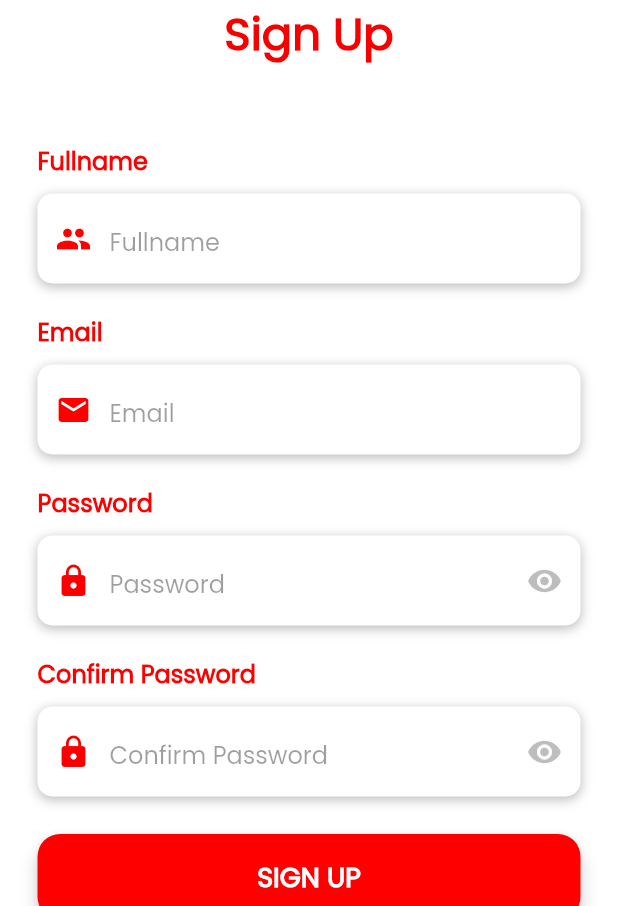
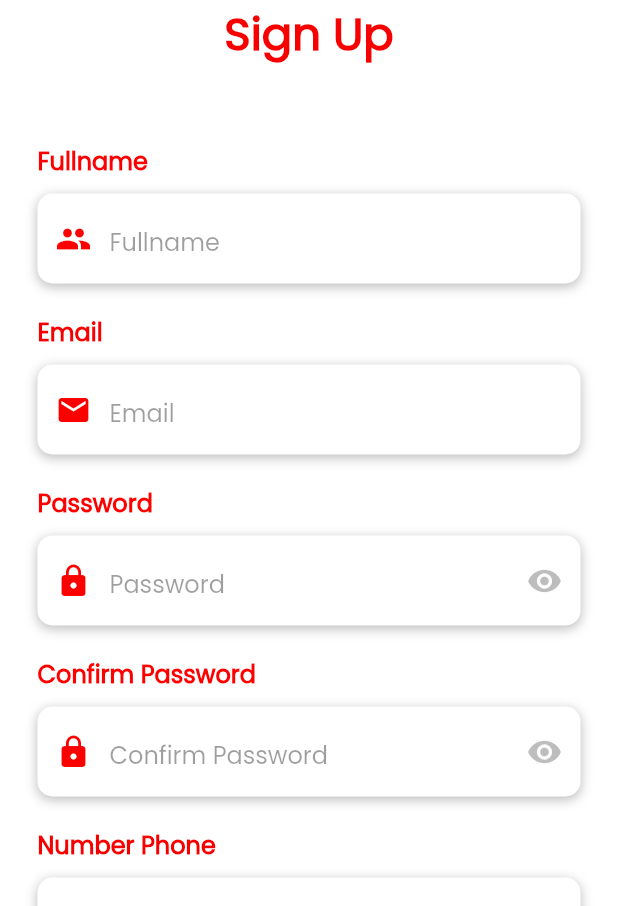
Before and after one commit to rifaldho2001/RentCar, a Flutter app: the SignUp screen opened directly, on a phone screen of 412 x 824 dp, the part 330-1236 px from its top. Run offline on Flutter 3.47's test engine with Material 2 defaults, Android fonts, the phone set to English and light mode, and no system bars; our stand-ins replace animated_splash_screen.

Commit message:
fix login

```diff
--- a/lib/Login/signup.dart
+++ b/lib/Login/signup.dart
@@ -250,6 +250,56 @@ class _SignUpScreen extends State<SignUp> {
     );
   }
 
+  Widget inputNumberPhone() {
+    return Column(
+      crossAxisAlignment: CrossAxisAlignment.start,
+      children: [
+        Text(
+          "Number Phone",
+          style: TextStyle(
+              fontSize: 16,
+              color: Color.fromARGB(255, 246, 0, 0),
+              fontWeight: FontWeight.bold
+          ),
+        ),
+        SizedBox(height: 10),
+        Container(
+          alignment: Alignment.centerLeft,
+          decoration: BoxDecoration(
+              color: Colors.white,
+              borderRadius: BorderRadius.circular(10),
+              boxShadow: [
+                BoxShadow(
+                    color: Colors.black26,
+                    blurRadius: 6,
+                    offset: Offset(0,2)
+                )
+              ]
+          ),
+          height: 60,
+          child: TextField(
+            keyboardType: TextInputType.emailAddress,
+            style: TextStyle(
+                color: Colors.black87
+            ),
+            decoration: InputDecoration(
+                border: InputBorder.none,
+                contentPadding: EdgeInsets.only(top: 14),
+                prefixIcon: Icon(
+                    Icons.phone,
+                    color: Color.fromARGB(255, 252, 0, 0)
+                ),
+                hintText: 'Number Phone',
+                hintStyle: TextStyle(
+                    color: Colors.black38
+                )
+            ),
+          ),
+        )
+      ],
+    );
+  }
+
   Widget signUpButton() {
     return Container(
       padding: EdgeInsets.symmetric(vertical: 25),
@@ -352,6 +402,9 @@ class _SignUpScreen extends State<SignUp> {
                       inputPassword(),
                       SizedBox(height: 20),
                       inputConfirmPassword(),
+                      SizedBox(height: 20),
+                      inputNumberPhone(),
+                      SizedBox(height: 20),
                       signUpButton(),
                       haveAccount()
                     ],
```
